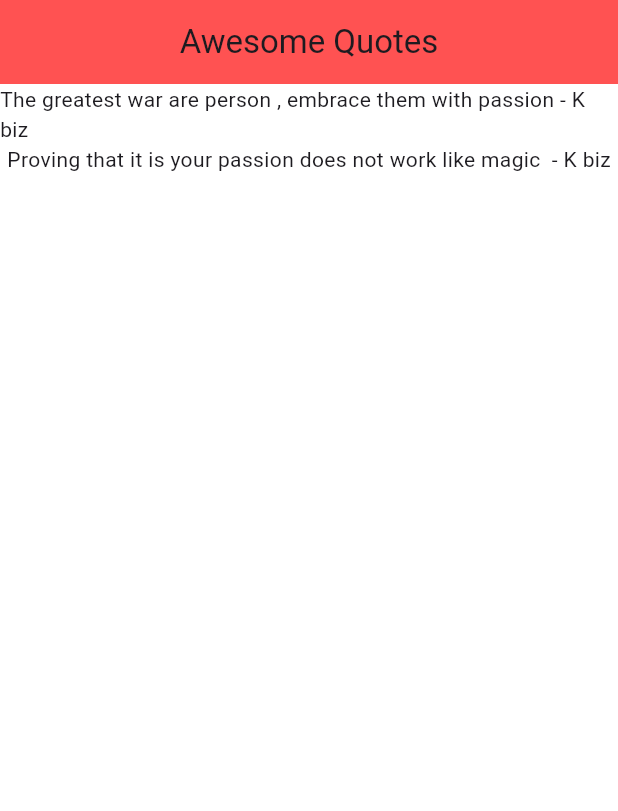
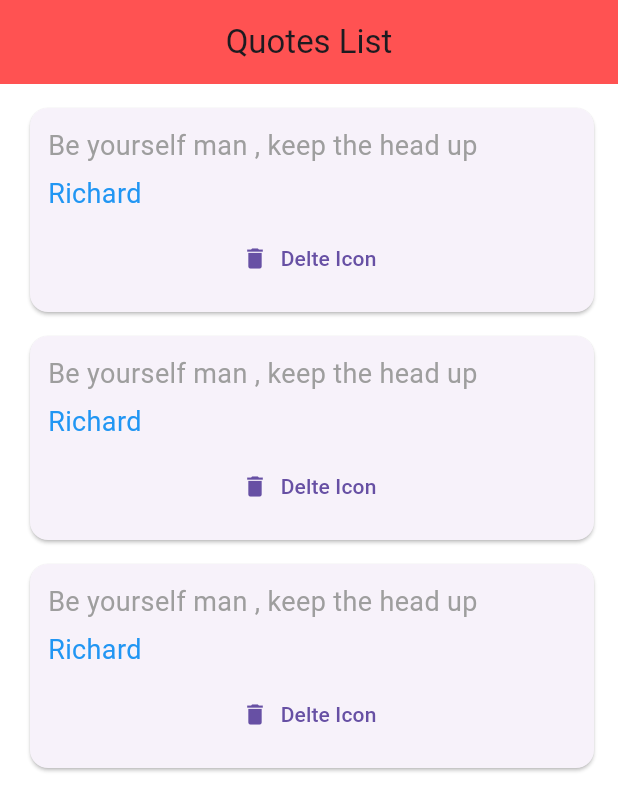
Before and after one commit to 23nosurrend/flutter_app, a Flutter app: the screen it shows after launch, on a phone screen of 412 x 824 dp. Shown: the top 811 px of the screen. Run offline on Flutter 3.47's test engine with Material 3 defaults, Android fonts, the phone set to English and light mode, and no system bars.

Commit message:
ft(Function flutter cards)

```diff
--- a/lib/main.dart
+++ b/lib/main.dart
@@ -1,57 +1,44 @@
 import 'package:flutter/material.dart';
 import "quote.dart";
+import "quote_card.dart";
 
 void main() {
   runApp(MaterialApp(
-    home: QuotesLists(),
+    home: QuoteList(),
   ));
 }
 
-class QuotesLists extends StatefulWidget {
+class QuoteList extends StatefulWidget {
   @override
-  State<QuotesLists> createState() => _QuotesState();
+  _QuoteListState createState() => _QuoteListState();
 }
 
-class _QuotesState extends State<QuotesLists> {
+class _QuoteListState extends State<QuoteList> {
   List<Quote> quotes = [
-    Quote(
-        text: "The greatest war are person , embrace them with passion",
-        author: "K biz"),
-    Quote(
-        text: "Proving that it is your passion does not work like magic ",
-        author: "K biz")
+    Quote(text: 'Be yourself man , keep the head up', author: "Richard"),
+    Quote(text: 'Be yourself man , keep the head up', author: "Richard"),
+    Quote(text: 'Be yourself man , keep the head up', author: "Richard"),
   ];
-
-  Widget quoteTemplate(quote) {
-    return Card(
-      margin:EdgeInsets.fromLTRB(16, 16, 16,0),
-      child:Column(
-        children: [
-          Text(
-            quote.text,
-            style:TextStyle(
-              fontSize: 20,
-              color:Colors.grey
-            )
-          )
-        ],
-      )
-    );
-  }
 
   @override
   Widget build(BuildContext context) {
     return Scaffold(
         backgroundColor: Colors.white,
         appBar: AppBar(
-        title: Text("Awesome Quotes"),
+          title: Text("Quotes List"),
           centerTitle: true,
           backgroundColor: Colors.redAccent,
         ),
         body: Column(
           children: quotes
-              .map((quote) => Text('${quote.text} - ${quote.author}'))
-              .toList()),
-    );
+              .map((quote) => QuoteCard(
+                  quote: quote,
+                  delete: () {
+                    setState(() {
+                      quotes.remove(quote);
+                    });
+                  }))
+              .toList(),
+        ));
   }
 }
--- /dev/null
+++ b/lib/quote_card.dart
@@ -0,0 +1,42 @@
+import 'package:flutter/material.dart';
+import "quote.dart";
+
+class QuoteCard extends StatelessWidget {
+  final Quote quote;
+  final  void Function () delete;
+  QuoteCard({required this.quote, required this.delete});
+
+  @override
+  Widget build(BuildContext context) {
+    return Card(
+        margin: EdgeInsets.fromLTRB(20, 16, 16, 0),
+        child: Padding(
+          padding: const EdgeInsets.all(12.0),
+          child: Column(
+            crossAxisAlignment: CrossAxisAlignment.stretch,
+            children: [
+              Text(
+                quote.text,
+                style: TextStyle(
+                  fontSize: 18,
+                  color: Colors.grey,
+                ),
+              ),
+              SizedBox(height: 6.0),
+              Text(
+                quote.author,
+                style: TextStyle(
+                  fontSize: 18,
+                  color: Colors.blue,
+                ),
+              ),
+              SizedBox(height: 6.0),
+              TextButton.icon(
+                  onPressed: delete,
+                  label: Text("Delte Icon"),
+                  icon: Icon(Icons.delete))
+            ],
+          ),
+        ));
+  }
+}
```
Also changed, not shown: 1 other file. Lines whose indentation alone changed are shown as unchanged.
